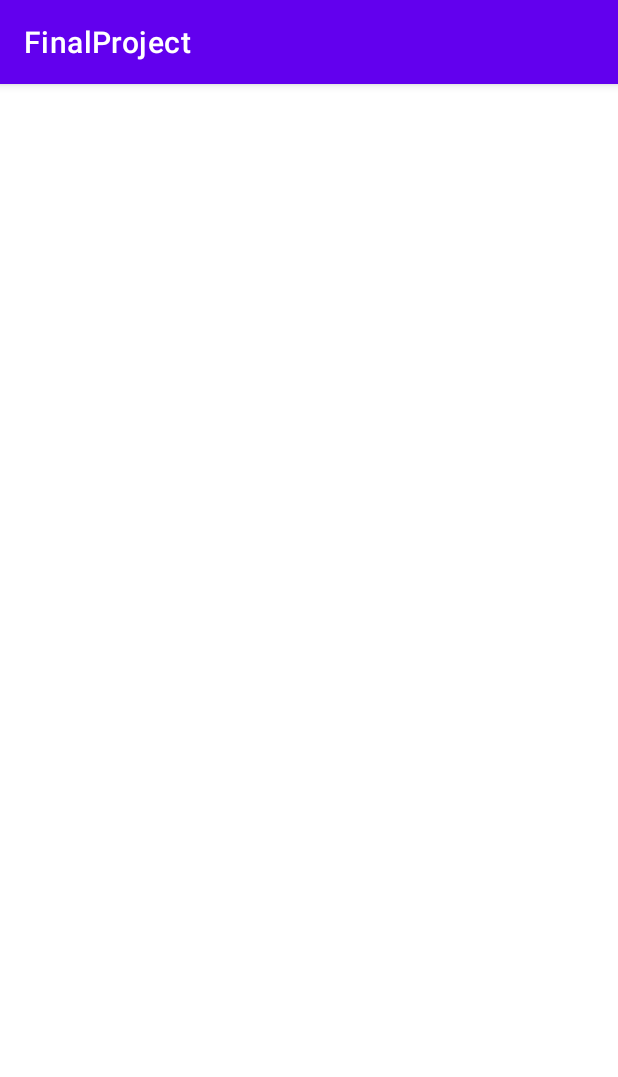
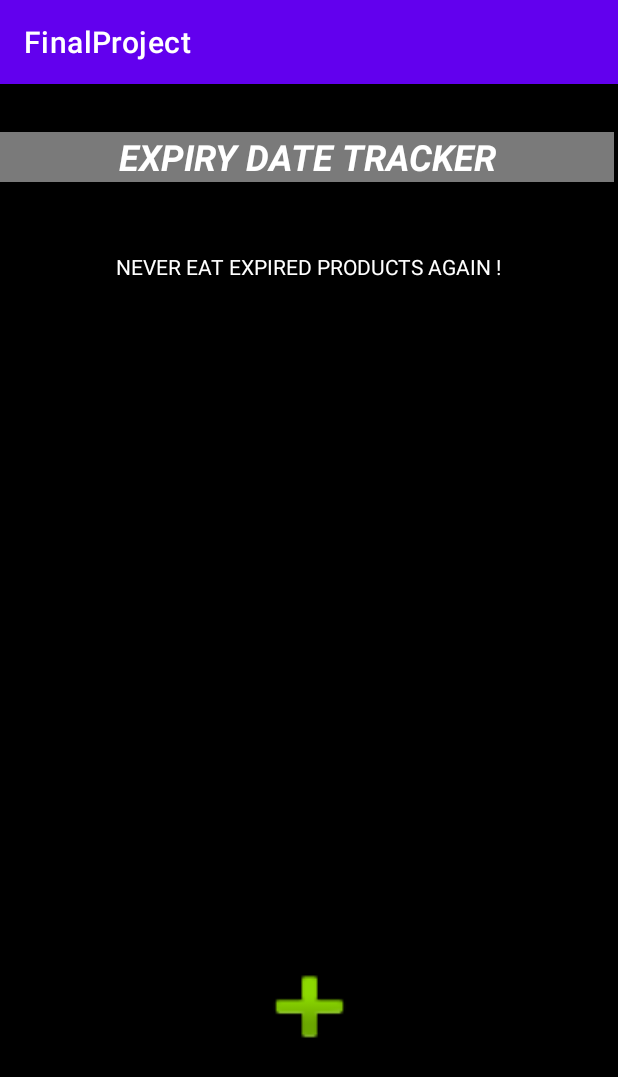
Before and after one commit to Jaxkeerat/Final-Project-Comp2160, an Android app: the screen it shows after launch (MainActivity), on a phone screen of 412 x 824 dp. Shown: the top 1077 px of the screen. Run offline under Robolectric (Android 15) with nearby library versions, the light colour scheme and no system bars.

Commit message:
Initial Commit

```diff
--- a/app/src/main/res/layout/activity_main.xml
+++ b/app/src/main/res/layout/activity_main.xml
@@ -4,4 +4,55 @@
     xmlns:tools="http://schemas.android.com/tools"
     android:layout_width="match_parent"
     android:layout_height="match_parent"
-    tools:context=".MainActivity"/>
+    android:background="#000000"
+    tools:context=".MainActivity">
+
+    <TextView
+        android:id="@+id/textView"
+        android:layout_width="409dp"
+        android:layout_height="33dp"
+        android:layout_marginTop="32dp"
+        android:background="#7A7A7A"
+        android:text="@string/expiry_date_tracker"
+        android:textAlignment="center"
+        android:textAllCaps="true"
+        android:textColor="#FFFFFF"
+        android:textSize="24sp"
+        android:textStyle="bold|italic"
+        app:layout_constraintEnd_toEndOf="parent"
+        app:layout_constraintHorizontal_bias="0.0"
+        app:layout_constraintStart_toStartOf="parent"
+        app:layout_constraintTop_toTopOf="parent" />
+
+    <Button
+        android:id="@+id/button"
+        android:layout_width="82dp"
+        android:layout_height="75dp"
+        android:background="#00FFFFFF"
+        android:foreground="@android:drawable/ic_input_add"
+        app:layout_constraintBottom_toTopOf="@+id/guideline2"
+        app:layout_constraintEnd_toEndOf="parent"
+        app:layout_constraintStart_toStartOf="parent" />
+
+    <androidx.constraintlayout.widget.Guideline
+        android:id="@+id/guideline2"
+        android:layout_width="wrap_content"
+        android:layout_height="wrap_content"
+        android:orientation="horizontal"
+        app:layout_constraintGuide_percent="0.85" />
+
+    <TextView
+        android:id="@+id/textView2"
+        android:layout_width="261dp"
+        android:layout_height="42dp"
+        android:gravity="center"
+        android:text="Never eat expired products again !"
+        android:textAllCaps="true"
+        android:textColor="#FFFFFF"
+        app:layout_constraintBottom_toTopOf="@+id/button"
+        app:layout_constraintEnd_toEndOf="parent"
+        app:layout_constraintHorizontal_bias="0.494"
+        app:layout_constraintStart_toStartOf="parent"
+        app:layout_constraintTop_toBottomOf="@+id/textView"
+        app:layout_constraintVertical_bias="0.075" />
+</androidx.constraintlayout.widget.ConstraintLayout>
--- a/app/src/main/res/values/strings.xml
+++ b/app/src/main/res/values/strings.xml
@@ -1,3 +1,4 @@
 <resources>
     <string name="app_name">FinalProject</string>
+    <string name="expiry_date_tracker">Expiry Date Tracker</string>
 </resources>
```
